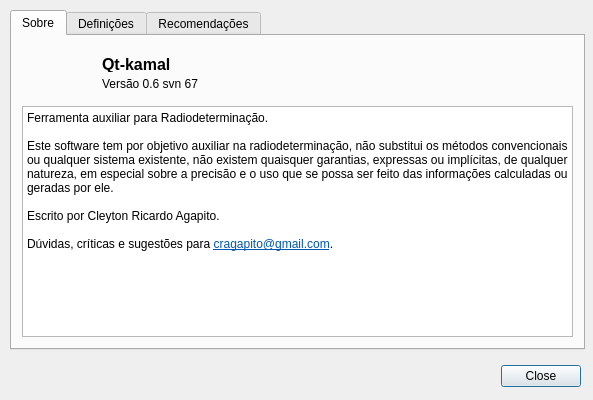
Before: the Qt Designer form dialogs/aboutdialog.ui in cragapito/qtkamal, drawn with Qt 5.
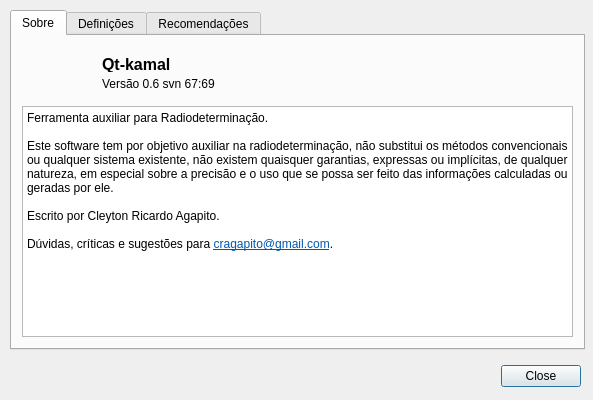
After: the same form once the commit is applied. Icons and pictures are not drawn.

```diff
--- a/dialogs/aboutdialog.ui
+++ b/dialogs/aboutdialog.ui
@@ -147,7 +147,7 @@
       </rect>
      </property>
      <property name="text">
-      <string>Versão 0.6 svn 67</string>
+      <string>Versão 0.6 svn 67:69</string>
      </property>
     </widget>
    </widget>
```
